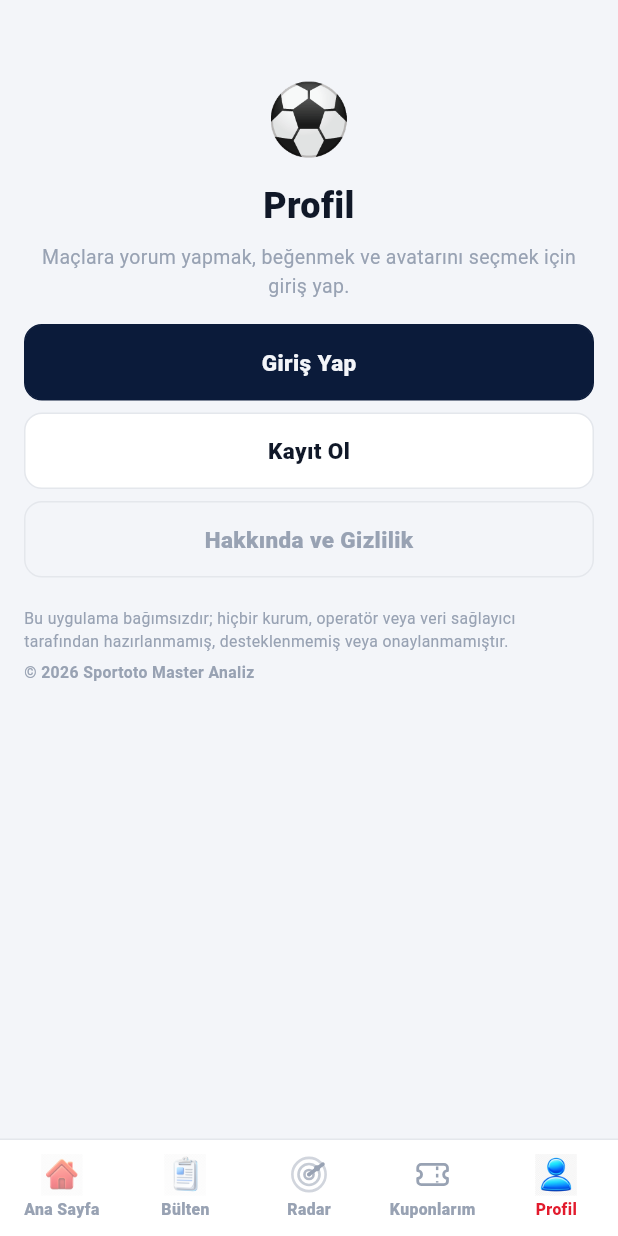
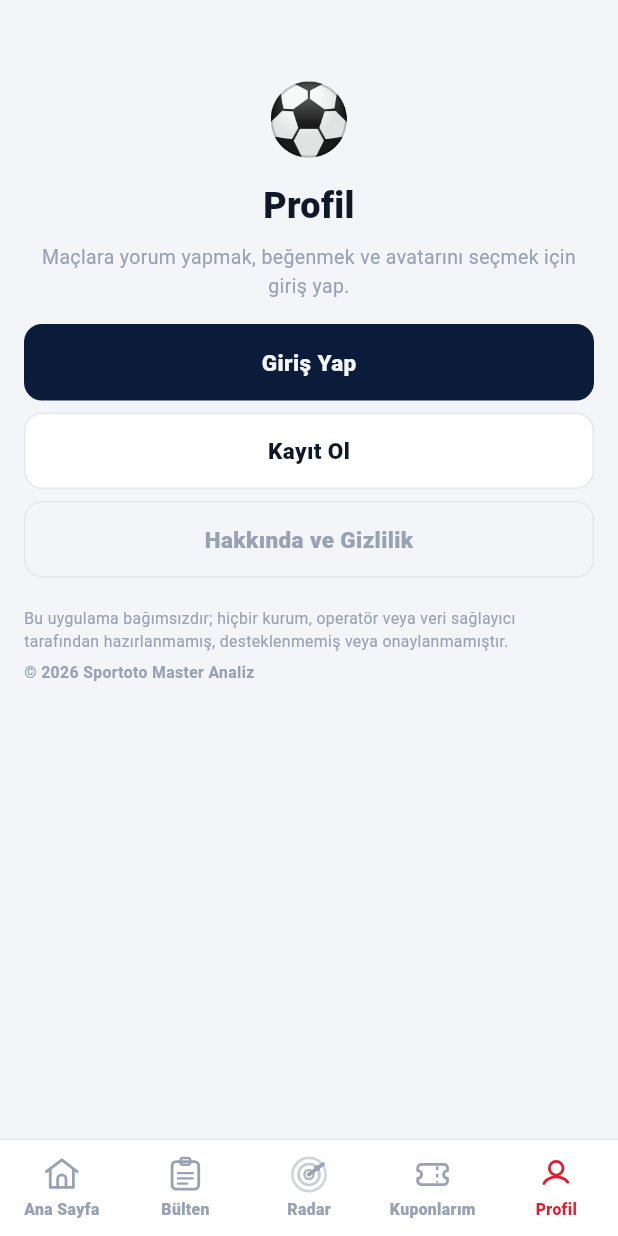
Before and after one commit to emreemrah/sportoto-analiz, a Flutter app: the screen it shows after launch, item 3 of the bottom bar chosen, after a tap on "Profil", on a phone screen of 412 x 824 dp. Run offline on Flutter 3.47's test engine with Material 3 defaults, Android fonts, the phone set to English and light mode, and no system bars; our stand-ins replace cached_network_image, dio, flutter_local_notifications, flutter_riverpod, flutter_secure_storage, go_router and 4 more.

Commit message:
feat(ikon): alt menünün beş sekmesi de vektör ikona geçti
Ana Sayfa ve Bülten `assets/tab-home.png` / `assets/tab-bulletin.png`,
girişsiz Profil ise `assets/tab-profile.png` idi. RASTER GÖRSELİN RENGİ
DEĞİŞTİRİLEMEZ: Radar ile Kuponlarım tema rengini alırken menünün diğer
yarısı açık/koyu/takım temasında sabit renkte kalıyordu.

Üçü de mevcut `RadarIcon`/`TicketIcon` ile aynı 24×24 viewBox'ta ve aynı
1,6 çizgi kalınlığında yeniden çizildi — beşi artık tek aile.

Pasif durum OPAKLIKLA değil `muted` tokenıyla veriliyor: opaklık rasterin
çözümüydü, koyu temada yarı saydam ikon zeminle karışıp kayboluyordu.
Renk kararı tek yerde (`_sekmeRengi`) durur ki sekmeler ayrışmasın.

Test: girişsiz Profil sekmesi artık `Image` değil `ProfileIcon` bekliyor —
kontrolün amacı aynı (avatar DEĞİL nötr silüet çizilir).

PNG dosyaları silinmedi; kullanımdan çıktılar.

Co-Authored-By: Claude Opus 5 (1M context) <noreply@anthropic.com>

```diff
--- a/lib/app.dart
+++ b/lib/app.dart
@@ -514,33 +514,33 @@ class _AnaKabukState extends State<_AnaKabuk> {
               ),
               child: Row(
                 children: [
+                  // İKONLARIN HEPSİ VEKTÖR (kullanıcı isteği, 2026-08-12):
+                  // Ana Sayfa ve Bülten PNG'ydi, rengi değişmediği için
+                  // açık/koyu/takım temasında menünün yarısı temadan kopuk
+                  // kalıyordu. Dördü de aynı accent ↔ muted kuralını izler.
                   _sekme(
                     0,
                     aktif,
                     'Ana Sayfa',
-                    _pngIkon('assets/tab-home.png', aktif == 0),
+                    HomeIcon(color: _sekmeRengi(aktif == 0)),
                   ),
                   _sekme(
                     1,
                     aktif,
                     'Bülten',
-                    _pngIkon('assets/tab-bulletin.png', aktif == 1),
+                    BulletinIcon(color: _sekmeRengi(aktif == 1)),
                   ),
                   _sekme(
                     2,
                     aktif,
                     'Radar',
-                    RadarIcon(
-                      color: aktif == 2 ? AppColors.accent : AppColors.muted,
-                    ),
+                    RadarIcon(color: _sekmeRengi(aktif == 2)),
                   ),
                   _sekme(
                     3,
                     aktif,
                     'Kuponlarım',
-                    TicketIcon(
-                      color: aktif == 3 ? AppColors.accent : AppColors.muted,
-                    ),
+                    TicketIcon(color: _sekmeRengi(aktif == 3)),
                   ),
                   // PROFİL SEKMESİ — giriş yapmış kullanıcıda Profil dalına
                   // ATLAMAZ, sağdaki paneli açar (kullanıcı kararı). Profil
@@ -558,7 +558,7 @@ class _AnaKabukState extends State<_AnaKabuk> {
                     'Profil',
                     girisli
                         ? _avatarIkon(aktif == 4)
-                        : _pngIkon('assets/tab-profile.png', aktif == 4),
+                        : ProfileIcon(color: _sekmeRengi(aktif == 4)),
                     onTap: girisli ? _paneliAc : null,
                   ),
                 ],
@@ -570,11 +570,13 @@ class _AnaKabukState extends State<_AnaKabuk> {
     );
   }
 
-  /// Kaynaktaki `TabIcon`: 28×28, odakta tam, odak dışında %50 opaklık.
-  Widget _pngIkon(String yol, bool odakta) => Opacity(
-    opacity: odakta ? 1 : 0.5,
-    child: Image.asset(yol, width: 28, height: 28, fit: BoxFit.contain),
-  );
+  /// Sekme ikonunun rengi — SEÇİLİ vurgu, PASİF nötr.
+  ///
+  /// Tek yerde durur ki beş sekme birbirinden ayrışmasın. Kaynaktaki `TabIcon`
+  /// pasifi %50 OPAKLIKLA veriyordu; opaklık raster görselin çözümüydü.
+  /// Vektörde doğru karşılık nötr `muted` tokenıdır: koyu temada yarı saydam
+  /// bir ikon zeminle karışıp kaybolurken `muted` okunur kalıyor.
+  Color _sekmeRengi(bool odakta) => odakta ? AppColors.accent : AppColors.muted;
 
   /// Profil sekmesinin ikonu olarak kullanıcının kendi avatarı.
   ///
--- a/lib/widgets/tab_icons.dart
+++ b/lib/widgets/tab_icons.dart
@@ -1,13 +1,170 @@
+// ALT MENÜ İKONLARI — hepsi VEKTÖR, rengi çalışma anında verilir.
+//
 // KAYNAK: App.js içindeki `RadarIcon` ve `TicketIcon` (react-native-svg).
-//
 // İkisi de STATİK SVG'dir; koordinatlar kaynaktan birebir alındı ve 24×24
 // viewBox'tan çizim boyutuna ölçeklenir. Kaynakta `<Svg width={28} height={28}
 // viewBox="0 0 24 24">` yazıyordu — aynı oran burada `scale` ile kurulur.
 //
 // PNG'ye çevrilmediler: kaynakta renk `focused` durumuna göre değişiyor
 // (accent ↔ muted). Vektör kalınca renk çalışma anında verilebiliyor.
+//
+// ═══════════ HOME / BULLETIN / PROFILE SONRADAN EKLENDİ ═══════════════════
+// (kullanıcı isteği, 2026-08-12): bu üçü `assets/tab-home.png`,
+// `assets/tab-bulletin.png` ve `assets/tab-profile.png` idi. RASTER GÖRSELİN
+// RENGİ DEĞİŞTİRİLEMEZ — alt menüde Radar ve Kuponlarım tema rengini alırken
+// Ana Sayfa ile Bülten sabit renkli kalıyordu; açık/koyu/takım temasında
+// menünün yarısı temadan kopuk görünüyordu. Üçü de aynı 24×24 viewBox'ta,
+// aynı çizgi kalınlığında (1.6) yeniden çizildi; artık dördü de tek aile.
+//
+// ÇİZGİ KALINLIĞI 1.6 — TicketIcon ile aynı. Farklı kalınlık, yan yana duran
+// ikonlarda birinin "daha koyu" görünmesine yol açıyor.
 
 import 'package:flutter/material.dart';
+
+/// Ortak çizim kurulumu: 24×24 viewBox'a ölçekler, gövdeyi çağırır.
+void _viewBox24(Canvas canvas, Size size, void Function() ciz) {
+  canvas.save();
+  canvas.scale(size.width / 24);
+  ciz();
+  canvas.restore();
+}
+
+/// İkon çizgisi — dördünde de aynı kalınlık ve uç/köşe biçimi.
+Paint _cizgi(Color color, [double genislik = 1.6]) => Paint()
+  ..style = PaintingStyle.stroke
+  ..strokeWidth = genislik
+  ..strokeCap = StrokeCap.round
+  ..strokeJoin = StrokeJoin.round
+  ..color = color;
+
+/// Ana Sayfa sekmesi: EV ikonu (çatı + gövde + kapı).
+class HomeIcon extends StatelessWidget {
+  // ignore: prefer_const_constructors_in_immutables
+  HomeIcon({super.key, required this.color, this.size = 28});
+
+  final Color color;
+  final double size;
+
+  @override
+  Widget build(BuildContext context) =>
+      CustomPaint(size: Size(size, size), painter: _HomeIconPainter(color));
+}
+
+class _HomeIconPainter extends CustomPainter {
+  const _HomeIconPainter(this.color);
+  final Color color;
+
+  @override
+  void paint(Canvas canvas, Size size) => _viewBox24(canvas, size, () {
+    // Çatı: sol saçaktan tepeye, tepeden sağ saçağa.
+    canvas.drawPath(
+      Path()
+        ..moveTo(3.2, 10.4)
+        ..lineTo(12, 3.6)
+        ..lineTo(20.8, 10.4),
+      _cizgi(color),
+    );
+    // Gövde: iki yan duvar + taban.
+    canvas.drawPath(
+      Path()
+        ..moveTo(5.4, 9.2)
+        ..lineTo(5.4, 19.4)
+        ..lineTo(18.6, 19.4)
+        ..lineTo(18.6, 9.2),
+      _cizgi(color),
+    );
+    // Kapı — üstü yuvarlatılmış dikdörtgen, tabana oturur.
+    canvas.drawPath(
+      Path()
+        ..moveTo(9.6, 19.4)
+        ..lineTo(9.6, 14.6)
+        ..arcToPoint(
+          const Offset(14.4, 14.6),
+          radius: const Radius.circular(2.4),
+          clockwise: true,
+        )
+        ..lineTo(14.4, 19.4),
+      _cizgi(color),
+    );
+  });
+
+  @override
+  bool shouldRepaint(_HomeIconPainter old) => old.color != color;
+}
+
+/// Bülten sekmesi: PANO ikonu (klipsli pano + üç satır).
+class BulletinIcon extends StatelessWidget {
+  // ignore: prefer_const_constructors_in_immutables
+  BulletinIcon({super.key, required this.color, this.size = 28});
+
+  final Color color;
+  final double size;
+
+  @override
+  Widget build(BuildContext context) =>
+      CustomPaint(size: Size(size, size), painter: _BulletinIconPainter(color));
+}
+
+class _BulletinIconPainter extends CustomPainter {
+  const _BulletinIconPainter(this.color);
+  final Color color;
+
+  @override
+  void paint(Canvas canvas, Size size) => _viewBox24(canvas, size, () {
+    // Pano gövdesi — klipsin oturduğu üst kenar boşluğu bırakılır.
+    canvas.drawRRect(
+      RRect.fromLTRBR(4.4, 4.6, 19.6, 20.4, const Radius.circular(2.4)),
+      _cizgi(color),
+    );
+    // Klips.
+    canvas.drawRRect(
+      RRect.fromLTRBR(9.2, 2.6, 14.8, 6.4, const Radius.circular(1.4)),
+      _cizgi(color, 1.4),
+    );
+    // Satırlar — bülten sırası. Sonuncusu kısa: liste bitişini anlatır.
+    for (final (y, x2) in [(11.2, 16.2), (14.2, 16.2), (17.2, 13.0)]) {
+      canvas.drawLine(Offset(7.8, y), Offset(x2, y), _cizgi(color, 1.4));
+    }
+  });
+
+  @override
+  bool shouldRepaint(_BulletinIconPainter old) => old.color != color;
+}
+
+/// Profil sekmesi: SİLÜET ikonu — YALNIZ GİRİŞ YAPILMAMIŞKEN kullanılır.
+/// Giriş yapılmışsa yerini kullanıcının kendi avatarı alır (bkz. `app.dart`).
+class ProfileIcon extends StatelessWidget {
+  // ignore: prefer_const_constructors_in_immutables
+  ProfileIcon({super.key, required this.color, this.size = 28});
+
+  final Color color;
+  final double size;
+
+  @override
+  Widget build(BuildContext context) =>
+      CustomPaint(size: Size(size, size), painter: _ProfileIconPainter(color));
+}
+
+class _ProfileIconPainter extends CustomPainter {
+  const _ProfileIconPainter(this.color);
+  final Color color;
+
+  @override
+  void paint(Canvas canvas, Size size) => _viewBox24(canvas, size, () {
+    canvas.drawCircle(const Offset(12, 8.4), 3.9, _cizgi(color));
+    // Omuzlar — yarım elips; uçları gövdenin dışına taşmaz.
+    canvas.drawArc(
+      const Rect.fromLTRB(4.6, 13.4, 19.4, 24.2),
+      3.4557, // 198°
+      2.3562, // 135°
+      false,
+      _cizgi(color),
+    );
+  });
+
+  @override
+  bool shouldRepaint(_ProfileIconPainter old) => old.color != color;
+}
 
 /// Analiz sekmesi: RADAR ikonu (eş merkezli halkalar + tarama kolu + iz).
 class RadarIcon extends StatelessWidget {
```
Also changed, not shown: 1 other file.
